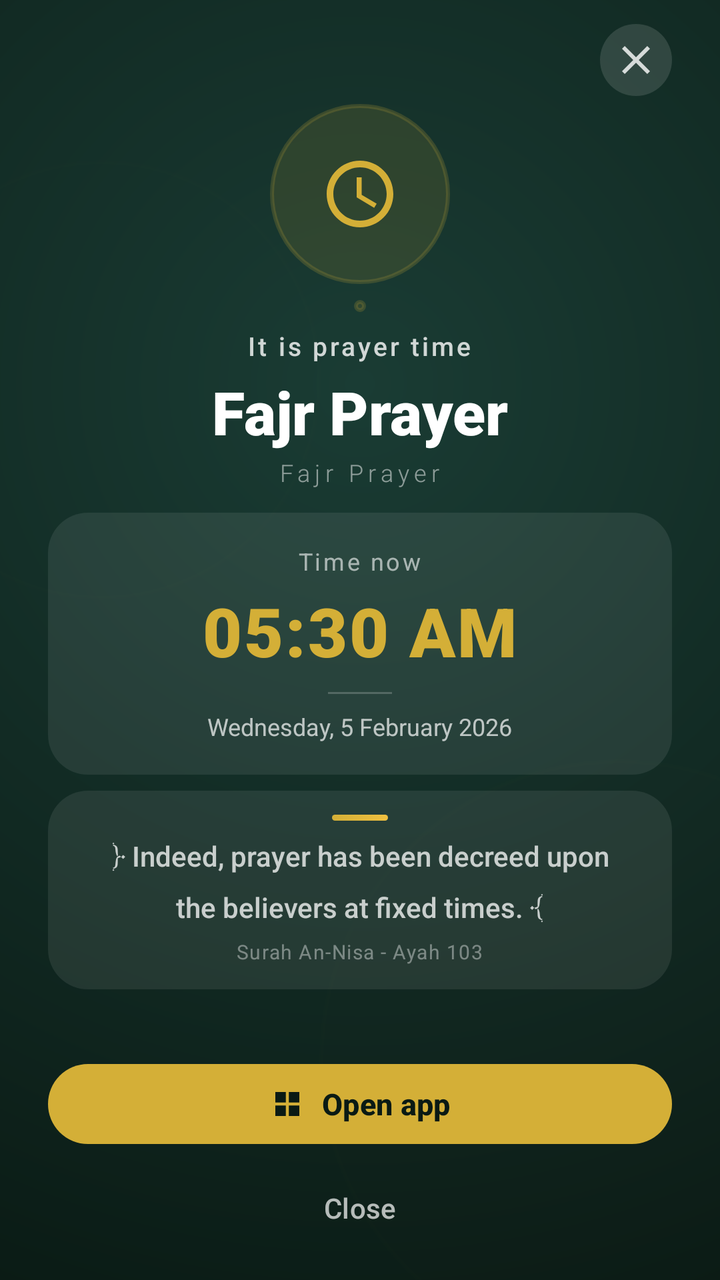
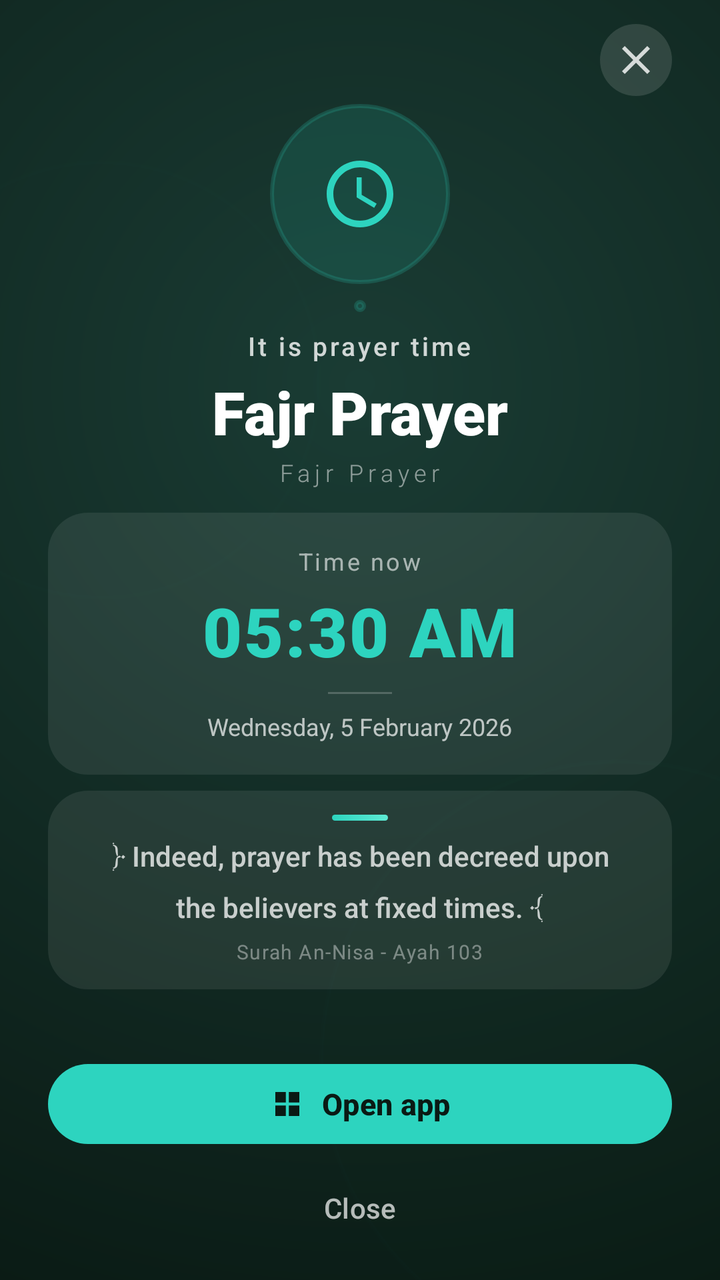

Screens rendered from an Android XML layout before and after an edit, with the pre-edit source and the edit as a unified diff.
<!-- AndroidManifest.xml: activity theme Theme.PrayerAlert -->
<!-- res/layout/activity_prayer_alert.xml -->
<?xml version="1.0" encoding="utf-8"?>
<androidx.constraintlayout.widget.ConstraintLayout xmlns:android="http://schemas.android.com/apk/res/android"
    xmlns:app="http://schemas.android.com/apk/res-auto"
    android:id="@+id/rootLayout"
    android:layout_width="match_parent"
    android:layout_height="match_parent"
    android:background="@drawable/prayer_alert_bg"
    android:fitsSystemWindows="false">

    
    <View
        android:id="@+id/gradientOverlay"
        android:layout_width="0dp"
        android:layout_height="0dp"
        android:visibility="gone" />

    
    <View
        android:id="@+id/decorCircle1"
        android:layout_width="300dp"
        android:layout_height="300dp"
        android:alpha="0.04"
        android:background="@drawable/prayer_alert_icon_ring"
        app:layout_constraintBottom_toBottomOf="parent"
        app:layout_constraintEnd_toEndOf="parent"
        android:layout_marginEnd="-100dp"
        android:layout_marginBottom="-40dp" />

    <View
        android:id="@+id/decorCircle2"
        android:layout_width="220dp"
        android:layout_height="220dp"
        android:alpha="0.03"
        android:background="@drawable/prayer_alert_icon_ring"
        app:layout_constraintStart_toStartOf="parent"
        app:layout_constraintTop_toTopOf="parent"
        android:layout_marginStart="-60dp"
        android:layout_marginTop="80dp" />

    
    <androidx.constraintlayout.widget.ConstraintLayout
        android:id="@+id/contentContainer"
        android:layout_width="0dp"
        android:layout_height="0dp"
        android:paddingStart="24dp"
        android:paddingTop="12dp"
        android:paddingEnd="24dp"
        android:paddingBottom="14dp"
        app:layout_constraintBottom_toBottomOf="parent"
        app:layout_constraintEnd_toEndOf="parent"
        app:layout_constraintStart_toStartOf="parent"
        app:layout_constraintTop_toTopOf="parent">

        <ImageButton
            android:id="@+id/btnClose"
            android:layout_width="36dp"
            android:layout_height="36dp"
            android:background="@drawable/close_btn_circle"
            android:contentDescription="@string/prayer_alert_close"
            android:padding="10dp"
            android:src="@drawable/ic_close"
            app:layout_constraintEnd_toEndOf="parent"
            app:layout_constraintTop_toTopOf="parent"
            app:tint="@color/prayer_text_white_80" />

        <LinearLayout
            android:id="@+id/topContent"
            android:layout_width="0dp"
            android:layout_height="wrap_content"
            android:layout_marginTop="4dp"
            android:gravity="center_horizontal"
            android:orientation="vertical"
            app:layout_constraintBottom_toTopOf="@id/buttonsContainer"
            app:layout_constraintEnd_toEndOf="parent"
            app:layout_constraintStart_toStartOf="parent"
            app:layout_constraintTop_toBottomOf="@id/btnClose"
            app:layout_constraintVertical_bias="0">

            
            <FrameLayout
                android:id="@+id/iconCard"
                android:layout_width="90dp"
                android:layout_height="90dp">

                <View
                    android:layout_width="match_parent"
                    android:layout_height="match_parent"
                    android:background="@drawable/prayer_alert_icon_ring" />

                <ImageView
                    android:id="@+id/ivPrayerIcon"
                    android:layout_width="40dp"
                    android:layout_height="40dp"
                    android:layout_gravity="center"
                    android:src="@drawable/ic_prayer"
                    app:tint="@color/islamic_gold" />

            </FrameLayout>

            
            <View
                android:layout_width="6dp"
                android:layout_height="6dp"
                android:layout_marginTop="8dp"
                android:background="@drawable/prayer_alert_icon_ring" />

            
            <TextView
                android:id="@+id/tvPrayerLabel"
                android:layout_width="wrap_content"
                android:layout_height="wrap_content"
                android:layout_marginTop="8dp"
                android:fontFamily="sans-serif-medium"
                android:letterSpacing="0.1"
                android:text="@string/prayer_alert_label"
                android:textColor="@color/prayer_text_white_80"
                android:textSize="13sp" />

            
            <TextView
                android:id="@+id/tvPrayerNameArabic"
                android:layout_width="wrap_content"
                android:layout_height="wrap_content"
                android:layout_marginTop="4dp"
                android:autoSizeMaxTextSize="32sp"
                android:autoSizeMinTextSize="24sp"
                android:autoSizeStepGranularity="1sp"
                android:autoSizeTextType="uniform"
                android:fontFamily="sans-serif-black"
                android:text="@string/prayer_alert_default_prayer_name_ar_display"
                android:textColor="@color/prayer_text_white"
                android:textSize="30sp"
                android:textStyle="bold" />

            
            <TextView
                android:id="@+id/tvPrayerNameEnglish"
                android:layout_width="wrap_content"
                android:layout_height="wrap_content"
                android:layout_marginTop="2dp"
                android:fontFamily="sans-serif-light"
                android:letterSpacing="0.2"
                android:text="@string/prayer_alert_default_prayer_name_en_display"
                android:textColor="@color/prayer_text_white_50"
                android:textSize="12sp" />

            
            <LinearLayout
                android:id="@+id/timeCard"
                android:layout_width="match_parent"
                android:layout_height="wrap_content"
                android:layout_marginTop="12dp"
                android:background="@drawable/prayer_alert_card_bg"
                android:gravity="center"
                android:orientation="vertical"
                android:paddingHorizontal="20dp"
                android:paddingVertical="16dp">

                <TextView
                    android:layout_width="wrap_content"
                    android:layout_height="wrap_content"
                    android:letterSpacing="0.1"
                    android:text="@string/prayer_alert_time_now"
                    android:textColor="@color/prayer_text_white_60"
                    android:textSize="12sp" />

                <TextView
                    android:id="@+id/tvCurrentTime"
                    android:layout_width="wrap_content"
                    android:layout_height="wrap_content"
                    android:layout_marginTop="4dp"
                    android:autoSizeMaxTextSize="38sp"
                    android:autoSizeMinTextSize="28sp"
                    android:autoSizeStepGranularity="1sp"
                    android:autoSizeTextType="uniform"
                    android:fontFamily="sans-serif-black"
                    android:letterSpacing="0.03"
                    android:text="@string/prayer_alert_default_time"
                    android:textColor="@color/islamic_gold"
                    android:textSize="34sp"
                    android:textStyle="bold" />

                <View
                    android:layout_width="32dp"
                    android:layout_height="1dp"
                    android:layout_marginVertical="8dp"
                    android:background="@color/prayer_text_white_20" />

                <TextView
                    android:id="@+id/tvCurrentDate"
                    android:layout_width="wrap_content"
                    android:layout_height="wrap_content"
                    android:text="@string/prayer_alert_default_date"
                    android:textColor="@color/prayer_text_white_70"
                    android:textSize="12sp" />

            </LinearLayout>

            
            <LinearLayout
                android:id="@+id/verseCard"
                android:layout_width="match_parent"
                android:layout_height="wrap_content"
                android:layout_marginTop="8dp"
                android:background="@drawable/prayer_alert_card_bg"
                android:gravity="center"
                android:orientation="vertical"
                android:paddingHorizontal="20dp"
                android:paddingVertical="12dp">

                
                <View
                    android:layout_width="28dp"
                    android:layout_height="3dp"
                    android:layout_marginBottom="8dp"
                    android:background="@drawable/gold_accent_bar" />

                <TextView
                    android:id="@+id/tvQuranVerse"
                    android:layout_width="wrap_content"
                    android:layout_height="wrap_content"
                    android:ellipsize="end"
                    android:fontFamily="sans-serif-medium"
                    android:gravity="center"
                    android:lineSpacingMultiplier="1.35"
                    android:maxLines="2"
                    android:text="@string/prayer_alert_default_verse"
                    android:textColor="@color/prayer_text_white_c0"
                    android:textSize="14sp" />

                <TextView
                    android:id="@+id/tvQuranVerseReference"
                    android:layout_width="wrap_content"
                    android:layout_height="wrap_content"
                    android:layout_marginTop="6dp"
                    android:letterSpacing="0.05"
                    android:text="@string/prayer_alert_default_verse_reference"
                    android:textColor="@color/prayer_text_white_40"
                    android:textSize="10sp" />

            </LinearLayout>

        </LinearLayout>

        
        <LinearLayout
            android:id="@+id/buttonsContainer"
            android:layout_width="0dp"
            android:layout_height="wrap_content"
            android:gravity="center"
            android:orientation="vertical"
            app:layout_constraintBottom_toBottomOf="parent"
            app:layout_constraintEnd_toEndOf="parent"
            app:layout_constraintStart_toStartOf="parent">

            <com.google.android.material.button.MaterialButton
                android:id="@+id/btnOpenApp"
                android:layout_width="match_parent"
                android:layout_height="48dp"
                android:text="@string/prayer_alert_open_app"
                android:textColor="@color/prayer_action_text"
                android:textSize="15sp"
                android:textStyle="bold"
                app:backgroundTint="@color/islamic_gold"
                app:cornerRadius="24dp"
                app:elevation="0dp"
                app:icon="@drawable/ic_apps"
                app:iconGravity="textStart"
                app:iconPadding="8dp"
                app:iconTint="@color/prayer_action_text" />

            <com.google.android.material.button.MaterialButton
                android:id="@+id/btnDismiss"
                android:layout_width="match_parent"
                android:layout_height="44dp"
                android:layout_marginTop="6dp"
                android:background="@drawable/btn_outline_subtle"
                android:text="@string/prayer_alert_close"
                android:textColor="@color/prayer_text_white_70"
                android:textSize="14sp"
                app:backgroundTint="@android:color/transparent"
                app:cornerRadius="22dp"
                app:rippleColor="@color/prayer_text_white_20"
                app:strokeColor="@color/prayer_text_white_30"
                app:strokeWidth="1dp" />

        </LinearLayout>

    </androidx.constraintlayout.widget.ConstraintLayout>

</androidx.constraintlayout.widget.ConstraintLayout>
<!-- resources referenced by this layout -->
<resources>
  <color name="islamic_gold">#D4AF37</color>
  <color name="prayer_action_text">#0A1A14</color>
  <color name="prayer_text_white">#FFFFFF</color>
  <color name="prayer_text_white_20">#33FFFFFF</color>
  <color name="prayer_text_white_30">#30FFFFFF</color>
  <color name="prayer_text_white_40">#66FFFFFF</color>
  <color name="prayer_text_white_50">#80FFFFFF</color>
  <color name="prayer_text_white_60">#99FFFFFF</color>
  <color name="prayer_text_white_70">#B3FFFFFF</color>
  <color name="prayer_text_white_80">#CCFFFFFF</color>
  <color name="prayer_text_white_c0">#C0FFFFFF</color>
  <!-- drawable btn_outline_subtle (drawable) -->
  <?xml version="1.0" encoding="utf-8"?>
  <shape xmlns:android="http://schemas.android.com/apk/res/android"
      android:shape="rectangle">
      <solid android:color="@android:color/transparent" />
      <stroke android:width="1.5dp" android:color="#30FFFFFF" />
      <corners android:radius="26dp" />
  </shape>
  <!-- drawable close_btn_circle (drawable) -->
  <?xml version="1.0" encoding="utf-8"?>
  <shape xmlns:android="http://schemas.android.com/apk/res/android"
      android:shape="oval">
      <solid android:color="#20FFFFFF" />
  </shape>
  <!-- drawable gold_accent_bar (drawable) -->
  <?xml version="1.0" encoding="utf-8"?>
  <shape xmlns:android="http://schemas.android.com/apk/res/android"
      android:shape="rectangle">
      <gradient
          android:type="linear"
          android:angle="0"
          android:startColor="#D4AF37"
          android:endColor="#F0C040" />
      <corners android:radius="4dp" />
  </shape>
  <!-- drawable ic_apps (drawable) -->
  <?xml version="1.0" encoding="utf-8"?>
  <vector xmlns:android="http://schemas.android.com/apk/res/android"
      android:width="24dp"
      android:height="24dp"
      android:viewportWidth="24"
      android:viewportHeight="24">
      <path
          android:fillColor="#000000"
          android:pathData="M4,4h7v7H4zM13,4h7v7h-7zM4,13h7v7H4zM13,13h7v7h-7z"/>
  </vector>
  <!-- drawable prayer_alert_bg (drawable) -->
  <?xml version="1.0" encoding="utf-8"?>
  <shape xmlns:android="http://schemas.android.com/apk/res/android"
      android:shape="rectangle">
      <gradient
          android:type="radial"
          android:gradientRadius="500dp"
          android:centerX="0.5"
          android:centerY="0.3"
          android:startColor="#1A3C34"
          android:endColor="#0A1A14" />
  </shape>
  <!-- drawable prayer_alert_card_bg (drawable) -->
  <?xml version="1.0" encoding="utf-8"?>
  <shape xmlns:android="http://schemas.android.com/apk/res/android"
      android:shape="rectangle">
      <solid android:color="#15FFFFFF" />
      <corners android:radius="20dp" />
  </shape>
  <!-- drawable prayer_alert_icon_ring (drawable) -->
  <?xml version="1.0" encoding="utf-8"?>
  <shape xmlns:android="http://schemas.android.com/apk/res/android"
      android:shape="oval">
      <solid android:color="#20D4AF37" />
      <stroke android:width="2dp" android:color="#30D4AF37" />
  </shape>
  <string name="prayer_alert_close">Close</string>
  <string name="prayer_alert_default_date">Wednesday, 5 February 2026</string>
  <string name="prayer_alert_default_prayer_name_ar_display">Fajr Prayer</string>
  <string name="prayer_alert_default_prayer_name_en_display">Fajr Prayer</string>
  <string name="prayer_alert_default_time">05:30 AM</string>
  <string name="prayer_alert_default_verse">﴿ Indeed, prayer has been decreed upon the believers at fixed times. ﴾</string>
  <string name="prayer_alert_default_verse_reference">Surah An-Nisa - Ayah 103</string>
  <string name="prayer_alert_label">It is prayer time</string>
  <string name="prayer_alert_open_app">Open app</string>
  <string name="prayer_alert_time_now">Time now</string>
  <color name="text_secondary">#666666</color>
  <!-- unchanged entries left out for length: 3 -->
</resources>

<!-- the commit's change to res/layout/activity_prayer_alert.xml (unified diff, before → after) -->
@@ -93,7 +93,7 @@
                     android:layout_height="40dp"
                     android:layout_gravity="center"
                     android:src="@drawable/ic_prayer"
-                    app:tint="@color/islamic_gold" />
+                    app:tint="@color/prayer_accent" />
 
             </FrameLayout>
 
@@ -176,7 +176,7 @@
                     android:fontFamily="sans-serif-black"
                     android:letterSpacing="0.03"
                     android:text="@string/prayer_alert_default_time"
-                    android:textColor="@color/islamic_gold"
+                    android:textColor="@color/prayer_accent"
                     android:textSize="34sp"
                     android:textStyle="bold" />
 
@@ -261,7 +261,7 @@
                 android:textColor="@color/prayer_action_text"
                 android:textSize="15sp"
                 android:textStyle="bold"
-                app:backgroundTint="@color/islamic_gold"
+                app:backgroundTint="@color/prayer_accent"
                 app:cornerRadius="24dp"
                 app:elevation="0dp"
                 app:icon="@drawable/ic_apps"
<!-- resource entries referenced after the edit -->
@@ -1,6 +1,6 @@
 <!-- resources referenced by this layout -->
 <resources>
-  <color name="islamic_gold">#D4AF37</color>
+  <color name="prayer_accent">#2DD4BF</color>
   <color name="prayer_action_text">#0A1A14</color>
   <color name="prayer_text_white">#FFFFFF</color>
   <color name="prayer_text_white_20">#33FFFFFF</color>
@@ -32,8 +32,8 @@
       <gradient
           android:type="linear"
           android:angle="0"
-          android:startColor="#D4AF37"
-          android:endColor="#F0C040" />
+          android:startColor="#2DD4BF"
+          android:endColor="#5EEAD4" />
       <corners android:radius="4dp" />
   </shape>
   <!-- drawable ic_apps (drawable) -->
@@ -70,8 +70,8 @@
   <?xml version="1.0" encoding="utf-8"?>
   <shape xmlns:android="http://schemas.android.com/apk/res/android"
       android:shape="oval">
-      <solid android:color="#20D4AF37" />
-      <stroke android:width="2dp" android:color="#30D4AF37" />
+      <solid android:color="#202DD4BF" />
+      <stroke android:width="2dp" android:color="#302DD4BF" />
   </shape>
   <string name="prayer_alert_close">Close</string>
   <string name="prayer_alert_default_date">Wednesday, 5 February 2026</string>
